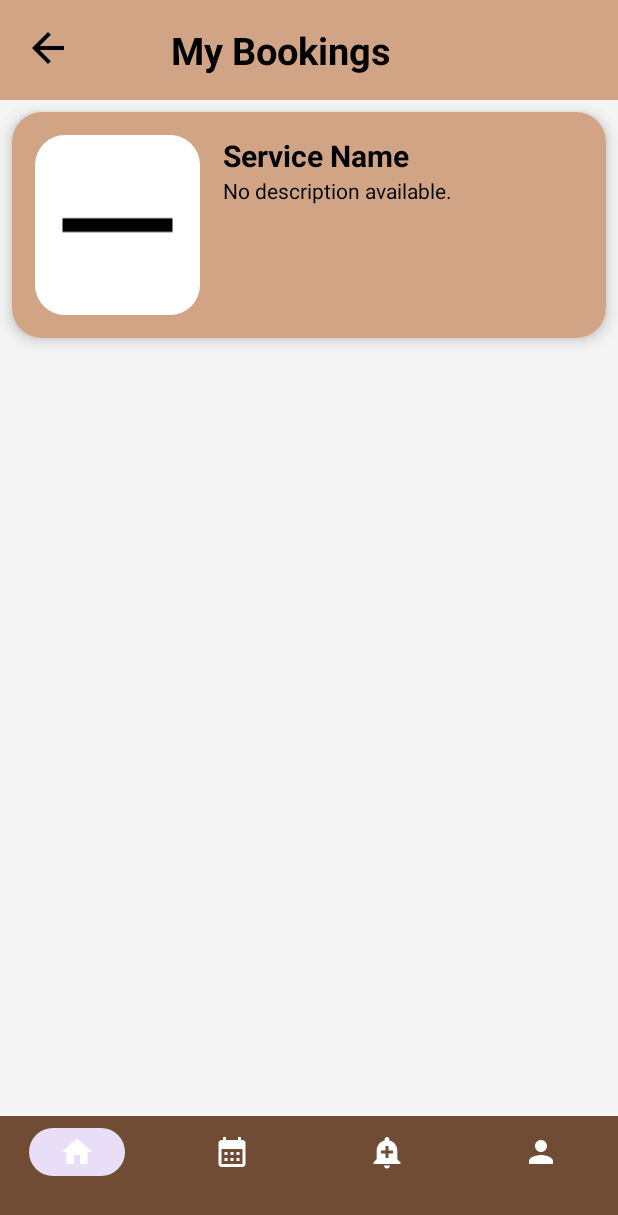
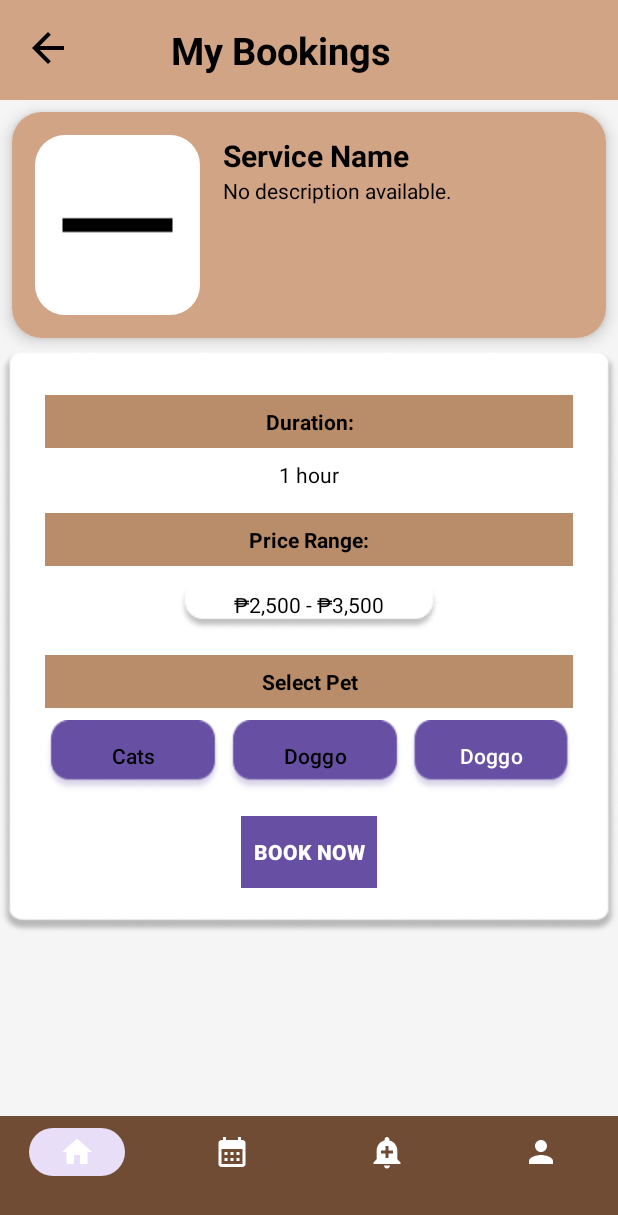
Before and after one commit to XanderUP/Furpect_Paws, an Android app: the fragment BookingsFragment placed in its activity, on a phone screen of 412 x 824 dp. Shown: the top 1215 px of the screen. Run offline under Robolectric (Android 15) with nearby library versions, the phone set to English and light mode, and no system bars.

Commit message:
shitty ass booking screen, im fucking sleepy

```diff
--- a/app/src/main/java/com/example/test/login_activities/Resetpass.kt
+++ b/app/src/main/java/com/example/test/login_activities/Resetpass.kt
@@ -33,7 +33,7 @@ class Resetpass : AppCompatActivity() {
             val pass = passEditText.text.toString().trim()
             val confirmPassword = confirmEditText.text.toString().trim()
             when {
-                pass.isEmpty() -> showError("Phone number is required")
+                pass.isEmpty() -> showError("This field is required")
                 pass.length < 4 -> showError("Password must contain at least 4 characters")
                 pass != confirmPassword -> showError("Passwords do not match")
                 else -> {
--- /dev/null
+++ b/app/src/main/java/com/example/test/services/fragments/BookingsDetailsFragment.kt
@@ -0,0 +1,34 @@
+package com.example.test.services.fragments
+
+import android.os.Bundle
+import android.view.LayoutInflater
+import android.view.View
+import android.view.ViewGroup
+import android.widget.TextView
+import androidx.fragment.app.Fragment
+import com.example.test.R
+
+class BookingsDetailsFragment : Fragment() {
+
+    override fun onCreateView(
+        inflater: LayoutInflater, container: ViewGroup?,
+        savedInstanceState: Bundle?
+    ): View {
+        return inflater.inflate(R.layout.fragment_bookings_details, container, false)
+    }
+
+    override fun onViewCreated(view: View, savedInstanceState: Bundle?) {
+        super.onViewCreated(view, savedInstanceState)
+
+        // ✅ Get additional details if needed
+        val duration = arguments?.getString("duration") ?: "1 hour"
+        val priceRange = arguments?.getString("priceRange") ?: "₱2,500 - ₱3,500"
+
+        // ✅ Set details dynamically
+        val durationValue = view.findViewById<TextView>(R.id.durationValue)
+        val priceRangeValue = view.findViewById<TextView>(R.id.priceRangeValue)
+
+        durationValue.text = duration
+        priceRangeValue.text = priceRange
+    }
+}
--- a/app/src/main/java/com/example/test/services/fragments/BookingsFragment.kt
+++ b/app/src/main/java/com/example/test/services/fragments/BookingsFragment.kt
@@ -36,6 +36,9 @@ class BookingsFragment : Fragment() {
         val serviceName = arguments?.getString("serviceName") ?: "Service Name"
         val serviceImageRes = arguments?.getInt("serviceImageRes") ?: R.drawable.ic_placeholder
         val serviceDesc = arguments?.getString("serviceDescription") ?: "No description available."
+        val duration = arguments?.getString("duration") ?: "1 hour"
+        val priceRange = arguments?.getString("priceRange") ?: "₱2,500 - ₱3,500"
+
 
         // ✅ Load `fragment_bookings.xml` inside `serviceFragmentContainer`
         val bookingsViewFragment = BookingsViewFragment().apply {
@@ -46,8 +49,18 @@ class BookingsFragment : Fragment() {
             }
         }
 
+        // ✅ Load `fragment_bookings_details.xml` in `detailsFragmentContainer`
+        val bookingsDetailsFragment = BookingsDetailsFragment().apply {
+            arguments = Bundle().apply {
+                putString("duration", duration)
+                putString("priceRange", priceRange)
+            }
+        }
+
+        // ✅ Commit both fragments in the same transaction to preserve order
         childFragmentManager.beginTransaction()
             .replace(R.id.serviceFragmentContainer, bookingsViewFragment)
+            .replace(R.id.detailsFragmentContainer, bookingsDetailsFragment)
             .commit()
     }
 }
--- a/app/src/main/java/com/example/test/services/fragments/BookingsViewFragment.kt
+++ b/app/src/main/java/com/example/test/services/fragments/BookingsViewFragment.kt
@@ -15,7 +15,7 @@ class BookingsViewFragment : Fragment() {
         inflater: LayoutInflater, container: ViewGroup?,
         savedInstanceState: Bundle?
     ): View {
-        return inflater.inflate(R.layout.fragment_bookings, container, false)
+        return inflater.inflate(R.layout.fragment_bookings_services, container, false)
     }
 
     override fun onViewCreated(view: View, savedInstanceState: Bundle?) {
--- a/app/src/main/java/com/example/test/services/fragments/GroomingServicesFragment.kt
+++ b/app/src/main/java/com/example/test/services/fragments/GroomingServicesFragment.kt
@@ -57,10 +57,14 @@ class GroomingServicesFragment : Fragment() {
             putString("serviceName", service.title)
             putInt("serviceImageRes", service.imageRes)
             putString("serviceDescription", service.description)
+            putString("duration", "1 hour")
+            putString("priceRange", "₱2,500 - ₱3,500")
         }
 
         val bookingFragment = BookingsFragment()
         bookingFragment.arguments = bundle
+
+        recyclerView.visibility = View.GONE
 
         parentFragmentManager.beginTransaction()
             .replace(R.id.fragment_container, bookingFragment)
--- /dev/null
+++ b/app/src/main/res/layout/fragment_bookings_details.xml
@@ -0,0 +1,136 @@
+<?xml version="1.0" encoding="utf-8"?>
+<androidx.constraintlayout.widget.ConstraintLayout
+    xmlns:android="http://schemas.android.com/apk/res/android"
+    xmlns:app="http://schemas.android.com/apk/res-auto"
+    android:layout_width="match_parent"
+    android:layout_height="wrap_content"
+    android:padding="30dp"
+    android:background="@drawable/rounded_card">
+
+    <!-- Duration Label -->
+    <TextView
+        android:id="@+id/durationLabel"
+        android:layout_width="0dp"
+        android:layout_height="wrap_content"
+        android:background="#B98D6A"
+        android:text="Duration:"
+        android:textColor="@android:color/black"
+        android:textStyle="bold"
+        android:padding="8dp"
+        android:gravity="center"
+        app:layout_constraintTop_toTopOf="parent"
+        app:layout_constraintStart_toStartOf="parent"
+        app:layout_constraintEnd_toEndOf="parent" />
+
+    <!-- Duration Value -->
+    <TextView
+        android:id="@+id/durationValue"
+        android:layout_width="wrap_content"
+        android:layout_height="wrap_content"
+        android:text="1 hour"
+        android:textColor="@android:color/black"
+        app:layout_constraintTop_toBottomOf="@id/durationLabel"
+        app:layout_constraintStart_toStartOf="parent"
+        app:layout_constraintEnd_toEndOf="parent"
+        android:layout_marginTop="8dp" />
+
+    <!-- Price Range Label -->
+    <TextView
+        android:id="@+id/priceRangeLabel"
+        android:layout_width="0dp"
+        android:layout_height="wrap_content"
+        android:background="#B98D6A"
+        android:text="Price Range:"
+        android:textColor="@android:color/black"
+        android:textStyle="bold"
+        android:padding="8dp"
+        android:gravity="center"
+        app:layout_constraintTop_toBottomOf="@id/durationValue"
+        app:layout_constraintStart_toStartOf="parent"
+        app:layout_constraintEnd_toEndOf="parent"
+        android:layout_marginTop="16dp" />
+
+    <!-- Price Range Value -->
+    <TextView
+        android:id="@+id/priceRangeValue"
+        android:layout_width="wrap_content"
+        android:layout_height="wrap_content"
+        android:text="₱2,500 - ₱3,500"
+        android:textColor="@android:color/black"
+        android:gravity="center"
+        android:background="@drawable/rounded_background"
+        android:padding="8dp"
+        app:layout_constraintTop_toBottomOf="@id/priceRangeLabel"
+        app:layout_constraintStart_toStartOf="parent"
+        app:layout_constraintEnd_toEndOf="parent"
+        android:layout_marginTop="8dp" />
+
+    <!-- Select Pet Label -->
+    <TextView
+        android:id="@+id/selectPetLabel"
+        android:layout_width="0dp"
+        android:layout_height="wrap_content"
+        android:background="#B98D6A"
+        android:text="Select Pet"
+        android:textColor="@android:color/black"
+        android:textStyle="bold"
+        android:padding="8dp"
+        android:gravity="center"
+        app:layout_constraintTop_toBottomOf="@id/priceRangeValue"
+        app:layout_constraintStart_toStartOf="parent"
+        app:layout_constraintEnd_toEndOf="parent"
+        android:layout_marginTop="16dp" />
+
+    <!-- Pet Selection Group -->
+    <LinearLayout
+        android:id="@+id/petSelectionGroup"
+        android:layout_width="wrap_content"
+        android:layout_height="wrap_content"
+        android:orientation="horizontal"
+        app:layout_constraintTop_toBottomOf="@id/selectPetLabel"
+        app:layout_constraintStart_toStartOf="parent"
+        app:layout_constraintEnd_toEndOf="parent"
+        android:layout_marginTop="8dp">
+
+        <Button
+            android:id="@+id/catButton"
+            android:layout_width="wrap_content"
+            android:layout_height="wrap_content"
+            android:text="Cats"
+            android:background="@drawable/rounded_button"
+            android:textColor="@android:color/black"
+            android:layout_marginEnd="4dp" />
+
+        <Button
+            android:id="@+id/doggoButton"
+            android:layout_width="wrap_content"
+            android:layout_height="wrap_content"
+            android:text="Doggo"
+            android:background="@drawable/rounded_button"
+            android:textColor="@android:color/black"
+            android:layout_marginEnd="4dp" />
+
+        <Button
+            android:id="@+id/doggoSelectedButton"
+            android:layout_width="wrap_content"
+            android:layout_height="wrap_content"
+            android:text="Doggo"
+            android:background="@drawable/rounded_button_selected"
+            android:textColor="@android:color/white" />
+    </LinearLayout>
+
+    <!-- Book Now Button -->
+    <Button
+        android:id="@+id/bookNowButton"
+        android:layout_width="wrap_content"
+        android:layout_height="wrap_content"
+        android:text="BOOK NOW"
+        android:textStyle="bold"
+        android:textColor="@android:color/white"
+        android:background="@color/AppBrown"
+        android:padding="8dp"
+        app:layout_constraintTop_toBottomOf="@id/petSelectionGroup"
+        app:layout_constraintStart_toStartOf="parent"
+        app:layout_constraintEnd_toEndOf="parent"
+        android:layout_marginTop="16dp" />
+</androidx.constraintlayout.widget.ConstraintLayout>
--- a/app/src/main/res/layout/services_fragment.xml
+++ b/app/src/main/res/layout/services_fragment.xml
@@ -33,10 +33,25 @@
     </LinearLayout>
 
     <!-- ✅ FrameLayout to Load Correct Service Fragment -->
-    <FrameLayout
-        android:id="@+id/serviceFragmentContainer"
+    <LinearLayout
+        android:orientation="vertical"
         android:layout_width="match_parent"
-        android:layout_height="match_parent"/>
+        android:layout_height="match_parent">
+
+        <!-- Container for fragment_bookings_services -->
+        <FrameLayout
+            android:id="@+id/serviceFragmentContainer"
+            android:layout_width="match_parent"
+            android:layout_height="wrap_content" />
+
+        <!-- Container for fragment_bookings_details (Directly below services) -->
+        <FrameLayout
+            android:id="@+id/detailsFragmentContainer"
+            android:layout_width="match_parent"
+            android:layout_height="wrap_content" />
+    </LinearLayout>
+
+
 
     <!-- RecyclerView -->
     <androidx.recyclerview.widget.RecyclerView
--- a/app/src/main/res/layout/services_item.xml
+++ b/app/src/main/res/layout/services_item.xml
@@ -17,7 +17,8 @@
         <!-- ✅ FrameLayout to Stack Images -->
         <FrameLayout
             android:layout_width="85dp"
-            android:layout_height="85dp">
+            android:layout_height="85dp"
+            android:id="@+id/serviceFragmentContainer">
 
             <!-- ✅ Background Image (Bottom Layer) -->
             <ImageView
```
Also changed, not shown: app/src/main/res/drawable/contact.png (added), app/src/main/res/drawable/email.png (added), app/src/main/res/drawable/pass.png (added), app/src/main/res/drawable/pass_hidden.png (added), app/src/main/res/drawable/pass_shown.png (added), app/src/main/res/drawable/rounded_background.png (added), app/src/main/res/drawable/rounded_button.png (added), app/src/main/res/drawable/rounded_button_selected.png (added), app/src/main/res/drawable/rounded_card.png (added), app/src/main/res/drawable/user.png (added), app/src/main/res/layout/fragment_bookings_services.xml (renamed from app/src/main/res/layout/fragment_bookings.xml), app/src/main/res/layout/fragment_bookings_title.xml (renamed from app/src/main/res/layout/bookings_fragment.xml).
